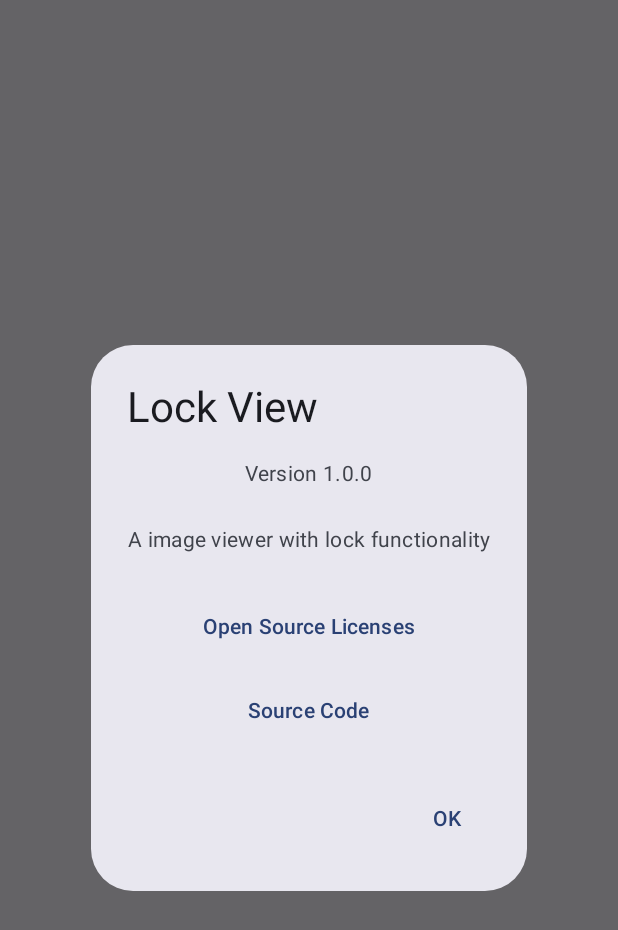
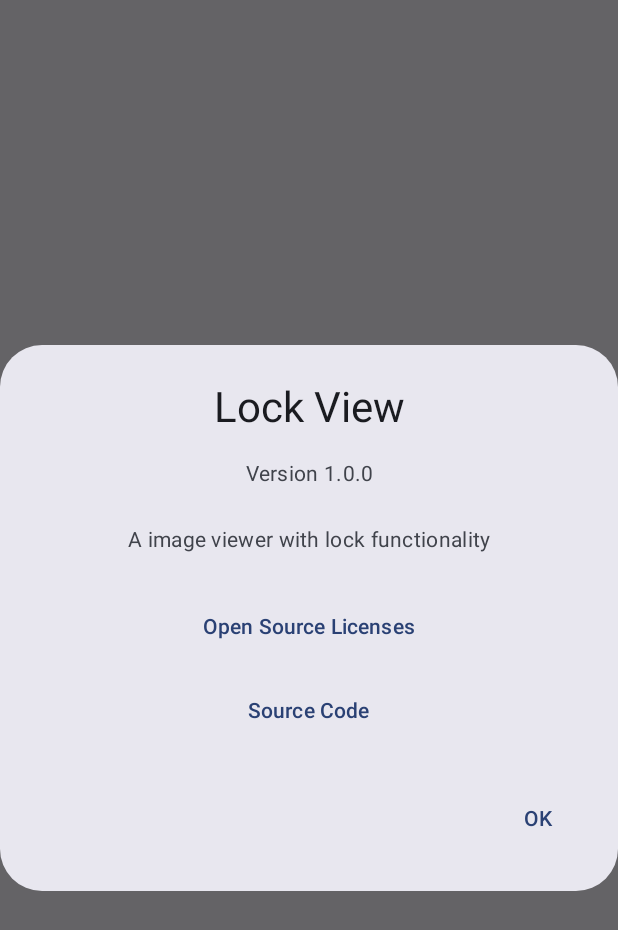
Before and after one commit to zac15987/LockView, an Android app built with Jetpack Compose: the composable AboutDialog shown on its own in the app's theme, on a phone screen of 412 x 824 dp. Shown: the top 930 px of the screen. Run offline under Robolectric (Android 15) with nearby library versions, the light colour scheme and no system bars.

Commit message:
fix: center AboutDialog content using explicit layout alignment
Resolves alignment issues by wrapping title in a centered Box and
applying fillMaxWidth to layout components. Adjusts structure to
work around Material3 AlertDialog constraints for consistent centering.

```diff
--- a/app/src/main/java/com/zac15987/lockview/ui/components/LicensesDialog.kt
+++ b/app/src/main/java/com/zac15987/lockview/ui/components/LicensesDialog.kt
@@ -30,26 +30,35 @@ fun AboutDialog(
     AlertDialog(
         onDismissRequest = onDismissRequest,
         title = {
-            Text(
-                text = stringResource(R.string.app_name),
-                style = MaterialTheme.typography.headlineMedium
-            )
+            Box(
+                modifier = Modifier.fillMaxWidth(),
+                contentAlignment = Alignment.Center
+            ) {
+                Text(
+                    text = stringResource(R.string.app_name),
+                    style = MaterialTheme.typography.headlineMedium
+                )
+            }
         },
         text = {
             Column(
+                modifier = Modifier.fillMaxWidth(),
                 horizontalAlignment = Alignment.CenterHorizontally,
                 verticalArrangement = Arrangement.spacedBy(8.dp)
             ) {
                 Text(
                     text = stringResource(R.string.app_version),
                     style = MaterialTheme.typography.bodyMedium,
-                    color = MaterialTheme.colorScheme.onSurfaceVariant
+                    color = MaterialTheme.colorScheme.onSurfaceVariant,
+                    textAlign = TextAlign.Center,
+                    modifier = Modifier.fillMaxWidth()
                 )
                 Spacer(modifier = Modifier.height(8.dp))
                 Text(
                     text = stringResource(R.string.app_description),
                     style = MaterialTheme.typography.bodyMedium,
-                    textAlign = TextAlign.Center
+                    textAlign = TextAlign.Center,
+                    modifier = Modifier.fillMaxWidth()
                 )
                 Spacer(modifier = Modifier.height(8.dp))
                 TextButton(onClick = onShowLicenses) {
```
